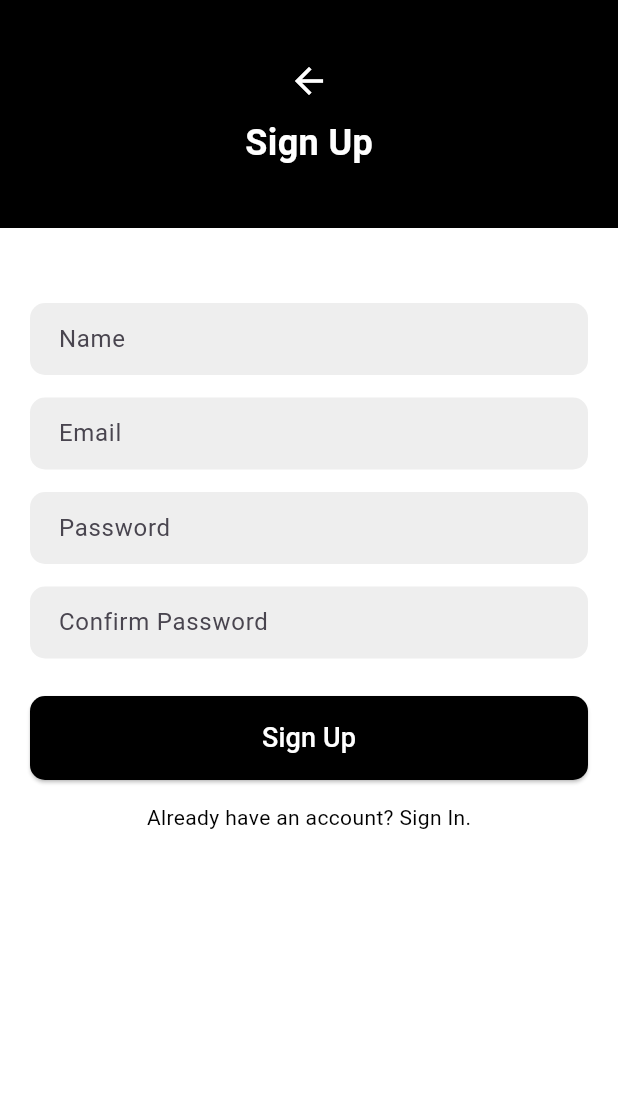
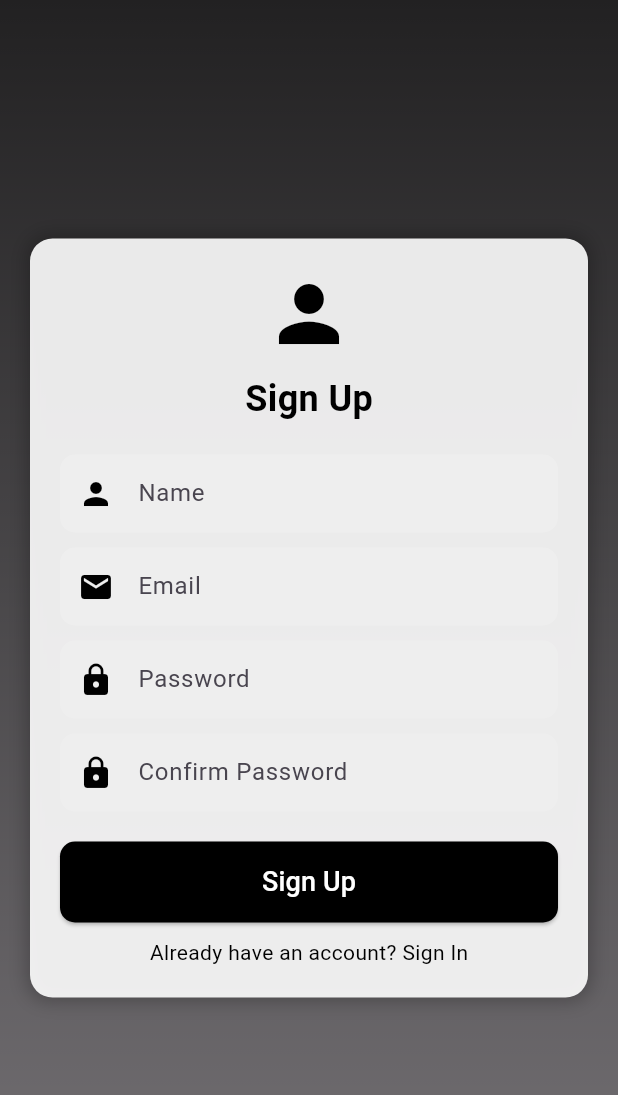
Before and after one commit to vaibhavnavghare4253/AI-Smart-Tutor-, a Flutter app: the RegistrationPage screen opened directly, on a phone screen of 412 x 824 dp. Shown: the top 1095 px of the screen. Run offline on Flutter 3.47's test engine with Material 3 defaults, Android fonts, the light colour scheme and no system bars.

Commit message:
in login folder home page and registration page added.

```diff
--- a/lib/login/login_page.dart
+++ b/lib/login/login_page.dart
@@ -1,20 +1,6 @@
 import 'package:flutter/material.dart';
+import 'package:smarttutor/login/registration_page.dart';
 
-void main() {
-  runApp(const MyApp());
-}
-
-class MyApp extends StatelessWidget {
-  const MyApp({super.key});
-
-  @override
-  Widget build(BuildContext context) {
-    return MaterialApp(
-      debugShowCheckedModeBanner: false,
-      home: LoginPage(),
-    );
-  }
-}
 
 class LoginPage extends StatelessWidget {
   @override
@@ -130,6 +116,22 @@ class LoginPage extends StatelessWidget {
                     ),
                   ),
                 ),
+                const SizedBox(height: 10),
+                GestureDetector(
+                  onTap: () {
+                    Navigator.push(
+                      context,
+                      MaterialPageRoute(builder: (context) => RegistrationPage()),
+                    );
+                  },
+                  child: const Text(
+                    "Create New Account",
+                    style: TextStyle(
+                      color: Colors.white,
+                      decoration: TextDecoration.underline,
+                    ),
+                  ),
+                ),
               ],
             ),
           ),
--- a/lib/login/registration_page.dart
+++ b/lib/login/registration_page.dart
@@ -1,105 +1,96 @@
 import 'package:flutter/material.dart';
-
 
 
 class RegistrationPage extends StatelessWidget {
   @override
   Widget build(BuildContext context) {
     return Scaffold(
-      backgroundColor: Colors.white,
-      body: SafeArea(
-        child: SingleChildScrollView(
-          child: Column(
-            children: [
-              // Black curved top section
-              Container(
+      body: Container(
         decoration: const BoxDecoration(
-                  color: Colors.black,
-                  borderRadius: BorderRadius.only(
-                    // topLeft: Radius.circular(50),
-                    // topRight: Radius.circular(50),
-                    // bottomLeft: Radius.circular(50),
-                    // bottomRight: Radius.circular(50),
+          gradient: LinearGradient(
+            colors: [Colors.black87, Colors.black54],
+            begin: Alignment.topCenter,
+            end: Alignment.bottomCenter,
           ),
         ),
-                padding: const EdgeInsets.symmetric(vertical: 40),
-                alignment: Alignment.center,
-                child: const Column(
+        child: Center(
+          child: Padding(
+            padding: const EdgeInsets.symmetric(horizontal: 20),
+            child: Container(
+              padding: const EdgeInsets.all(20),
+              decoration: BoxDecoration(
+                color: Colors.white.withOpacity(0.9),
+                borderRadius: BorderRadius.circular(15),
+                boxShadow: [
+                  BoxShadow(
+                    color: Colors.black26,
+                    blurRadius: 10,
+                    spreadRadius: 2,
+                  ),
+                ],
+              ),
+              child: Column(
+                mainAxisSize: MainAxisSize.min,
                 children: [
-                    Icon(Icons.arrow_back, color: Colors.white, size: 28),
-                    SizedBox(height: 10),
-                    Text(
+                  const Icon(Icons.person, size: 60, color: Colors.black),
+                  const SizedBox(height: 10),
+                  const Text(
                     "Sign Up",
                     style: TextStyle(
                       fontSize: 24,
                       fontWeight: FontWeight.bold,
-                        color: Colors.white,
+                      color: Colors.black,
                     ),
                   ),
-                  ],
-                ),
-              ),
-              const SizedBox(height: 50),
-
-              // Registration Form
-              Padding(
-
-                padding: const EdgeInsets.symmetric(horizontal: 20),
-
-
-                child: Column(
-
-                  children: [
-                    _buildTextField("Name"),
-                    const SizedBox(height: 15),
-                    _buildTextField("Email"),
-                    const SizedBox(height: 15),
-                    _buildTextField("Password", obscureText: true),
-                    const SizedBox(height: 15),
-                    _buildTextField("Confirm Password", obscureText: true),
-                    const SizedBox(height: 25),
-                    // Sign Up Button
-                    SizedBox(
-                      width: double.infinity,
-                      child: ElevatedButton(
+                  const SizedBox(height: 20),
+                  _buildTextField("Name", Icons.person),
+                  const SizedBox(height: 10),
+                  _buildTextField("Email", Icons.email),
+                  const SizedBox(height: 10),
+                  _buildTextField("Password", Icons.lock, obscureText: true),
+                  const SizedBox(height: 10),
+                  _buildTextField("Confirm Password", Icons.lock, obscureText: true),
+                  const SizedBox(height: 20),
+                  ElevatedButton(
                     onPressed: () {},
                     style: ElevatedButton.styleFrom(
-                          padding: const EdgeInsets.symmetric(vertical: 15),
                       backgroundColor: Colors.black,
+                      padding: const EdgeInsets.symmetric(vertical: 14),
                       shape: RoundedRectangleBorder(
                         borderRadius: BorderRadius.circular(10),
                       ),
                     ),
-                        child: const Text(
+                    child: const SizedBox(
+                      width: double.infinity,
+                      child: Text(
                         "Sign Up",
+                        textAlign: TextAlign.center,
                         style: TextStyle(fontSize: 18, color: Colors.white),
                       ),
                     ),
                   ),
-                    const SizedBox(height: 15),
-                    // Sign In Option
+                  const SizedBox(height: 10),
                   GestureDetector(
                     onTap: () {},
                     child: const Text(
-                        "Already have an account? Sign In.",
-                        style: TextStyle(color: Colors.black, fontSize: 14),
-                      ),
-                    ),
-                  ],
+                      "Already have an account? Sign In",
+                      style: TextStyle(color: Colors.black),
                     ),
                   ),
                 ],
               ),
             ),
           ),
+        ),
+      ),
     );
   }
 
-  // Custom TextField Widget
-  Widget _buildTextField(String hint, {bool obscureText = false}) {
+  Widget _buildTextField(String hint, IconData icon, {bool obscureText = false}) {
     return TextField(
       obscureText: obscureText,
       decoration: InputDecoration(
+        prefixIcon: Icon(icon, color: Colors.black),
         hintText: hint,
         filled: true,
         fillColor: Colors.grey[200],
@@ -107,7 +98,7 @@ class RegistrationPage extends StatelessWidget {
           borderRadius: BorderRadius.circular(10),
           borderSide: BorderSide.none,
         ),
-        contentPadding: const EdgeInsets.symmetric(horizontal: 15, vertical: 12),
+        contentPadding: const EdgeInsets.symmetric(vertical: 14),
       ),
     );
   }
```
Lines whose indentation alone changed are shown as unchanged.
